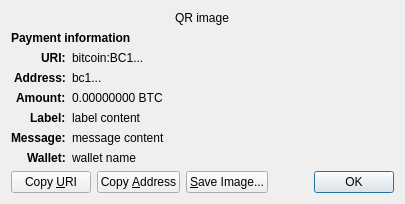
Old version of the form src/qt/forms/receiverequestdialog.ui in the repository Stackout/pexa-backport.
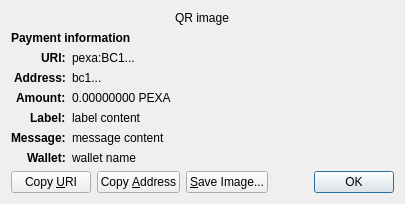
New version of the form. Custom widgets are drawn as their Qt base class.

Commit message: Rebrand to Pexa.

```diff
--- a/src/qt/forms/receiverequestdialog.ui
+++ b/src/qt/forms/receiverequestdialog.ui
@@ -65,7 +65,7 @@
    <item row="2" column="1" alignment="Qt::AlignTop">
     <widget class="QLabel" name="uri_content">
      <property name="text">
-      <string notr="true">bitcoin:BC1...</string>
+      <string notr="true">pexa:BC1...</string>
      </property>
      <property name="textFormat">
       <enum>Qt::RichText</enum>
@@ -126,7 +126,7 @@
    <item row="4" column="1" alignment="Qt::AlignTop">
     <widget class="QLabel" name="amount_content">
      <property name="text">
-      <string notr="true">0.00000000 BTC</string>
+      <string notr="true">0.00000000 PEXA</string>
      </property>
      <property name="textFormat">
       <enum>Qt::PlainText</enum>
```
The commit also changes 1413 other files.
